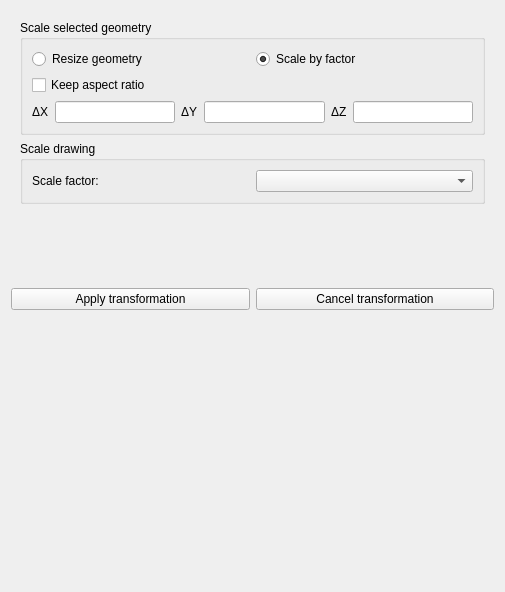
Above: SIM-VICUS/src/SVPropEditGeometry.ui from ghorwin/SIM-VICUS before the change. Below: the same form after it.
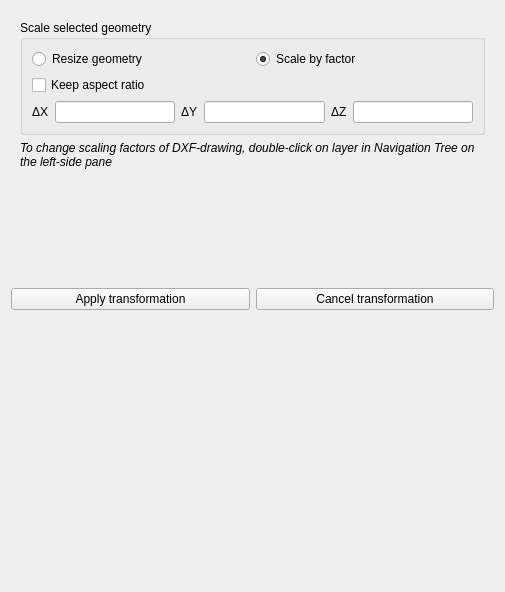
That is the form after the change. Custom widgets are drawn as their Qt base class.

Commit message: Removed scaling for drawings

```diff
--- a/SIM-VICUS/src/SVPropEditGeometry.ui
+++ b/SIM-VICUS/src/SVPropEditGeometry.ui
@@ -497,22 +497,18 @@
         </widget>
        </item>
        <item>
-        <widget class="QGroupBox" name="groupBox_4">
-         <property name="title">
-          <string>Scale drawing </string>
+        <widget class="QLabel" name="label_2">
+         <property name="font">
+          <font>
+           <italic>true</italic>
+          </font>
          </property>
-         <layout class="QHBoxLayout" name="horizontalLayout_2">
-          <item>
-           <widget class="QLabel" name="label_2">
-            <property name="text">
-             <string>Scale factor:</string>
-            </property>
-           </widget>
-          </item>
-          <item>
-           <widget class="QComboBox" name="comboBoxUnit"/>
-          </item>
-         </layout>
+         <property name="text">
+          <string>To change scaling factors of DXF-drawing, double-click on layer in Navigation Tree on the left-side pane</string>
+         </property>
+         <property name="wordWrap">
+          <bool>true</bool>
+         </property>
         </widget>
        </item>
        <item>
```
The commit also changes 1 other file.
